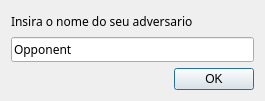
Old version of the form Napoleao/Interface/escreve_nome_adversario.ui in the repository gianricardo/prog3.
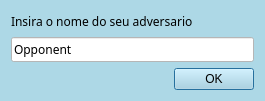
New version of the form.

```diff
--- a/Napoleao/Interface/escreve_nome_adversario.ui
+++ b/Napoleao/Interface/escreve_nome_adversario.ui
@@ -13,6 +13,9 @@
   <property name="windowTitle">
    <string>Adversario</string>
   </property>
+  <property name="styleSheet">
+   <string notr="true">background-color:lightblue</string>
+  </property>
   <layout class="QGridLayout" name="gridLayout">
    <item row="1" column="0">
     <widget class="QLineEdit" name="e_escreve_nome_adversario">
@@ -21,6 +24,9 @@
        <family>MathJax_Typewriter</family>
       </font>
      </property>
+     <property name="styleSheet">
+      <string notr="true">background-color:white</string>
+     </property>
      <property name="text">
       <string>Opponent</string>
      </property>
```
